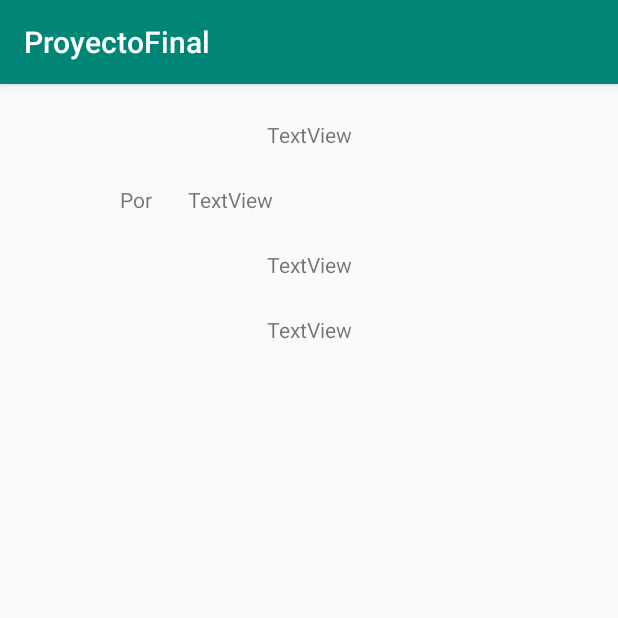
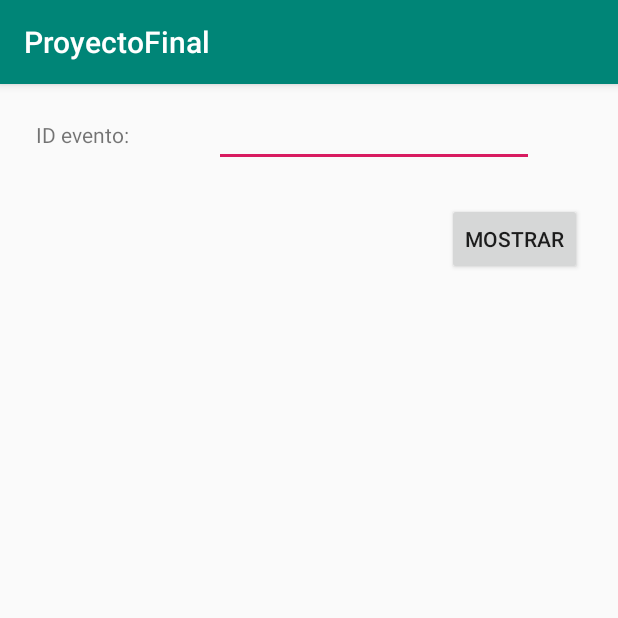
Before and after one commit to jeremiaslagorio/proyecto-dismov, an Android app: the screen it shows after launch (MainActivity), on a phone screen of 412 x 824 dp, the top half of it. Run offline under Robolectric (Android 15) with nearby library versions, the phone set to English and light mode, and no system bars; our stand-ins replace Firebase (no records; nobody signed in at launch, a user with empty details on screens opened directly).

Commit message:
Agregar fragmento para mostrar un evento a voluntad

```diff
--- a/app/src/main/java/com/junrrein/proyectofinal/MainActivity.java
+++ b/app/src/main/java/com/junrrein/proyectofinal/MainActivity.java
@@ -2,6 +2,7 @@ package com.junrrein.proyectofinal;
 
 import androidx.annotation.NonNull;
 import androidx.appcompat.app.AppCompatActivity;
+import androidx.fragment.app.Fragment;
 
 import android.os.Bundle;
 import android.util.Log;
@@ -29,12 +30,10 @@ public class MainActivity extends AppCompatActivity {
         if (savedInstanceState != null)
             return;
 
-        String idEvento = "15";
-        DetalleEventoFragment fragment = DetalleEventoFragment.newInstance(idEvento);
+        Fragment fragment = new ObtenerEventoFragment();
 
         getSupportFragmentManager().beginTransaction()
                 .add(R.id.contenedor_fragment, fragment)
-                .addToBackStack(null)
                 .commit();
     }
 
--- /dev/null
+++ b/app/src/main/java/com/junrrein/proyectofinal/ObtenerEventoFragment.java
@@ -0,0 +1,44 @@
+package com.junrrein.proyectofinal;
+
+import android.os.Bundle;
+import android.view.LayoutInflater;
+import android.view.View;
+import android.view.ViewGroup;
+import android.widget.Button;
+import android.widget.EditText;
+
+import androidx.annotation.NonNull;
+import androidx.annotation.Nullable;
+import androidx.fragment.app.Fragment;
+
+public class ObtenerEventoFragment extends Fragment {
+
+    private EditText editText;
+
+    @Nullable
+    @Override
+    public View onCreateView(@NonNull LayoutInflater inflater,
+                             @Nullable ViewGroup container,
+                             @Nullable Bundle savedInstanceState) {
+        View view = inflater.inflate(R.layout.obtener_evento, container, false);
+
+        editText = view.findViewById(R.id.selectorEventoEditText);
+        Button button = view.findViewById(R.id.buttonMostrar);
+
+        button.setOnClickListener(this::onButtonClick);
+
+        return view;
+    }
+
+    private void onButtonClick(View view) {
+        String idEvento = editText.getText().toString();
+        Fragment detalleFragment = DetalleEventoFragment.newInstance(idEvento);
+
+        if (getActivity() != null) {
+            getActivity().getSupportFragmentManager().beginTransaction()
+                    .replace(R.id.contenedor_fragment, detalleFragment)
+                    .addToBackStack(null)
+                    .commit();
+        }
+    }
+}
--- /dev/null
+++ b/app/src/main/res/layout/obtener_evento.xml
@@ -0,0 +1,40 @@
+<?xml version="1.0" encoding="utf-8"?>
+<androidx.constraintlayout.widget.ConstraintLayout xmlns:android="http://schemas.android.com/apk/res/android"
+    xmlns:app="http://schemas.android.com/apk/res-auto"
+    xmlns:tools="http://schemas.android.com/tools"
+    android:id="@+id/constraintLayout"
+    android:layout_width="match_parent"
+    android:layout_height="match_parent" >
+
+    <TextView
+        android:id="@+id/textView3"
+        android:layout_width="wrap_content"
+        android:layout_height="wrap_content"
+        android:layout_marginStart="24dp"
+        android:layout_marginTop="24dp"
+        android:text="ID evento:"
+        app:layout_constraintStart_toStartOf="parent"
+        app:layout_constraintTop_toTopOf="parent" />
+
+    <EditText
+        android:id="@+id/selectorEventoEditText"
+        android:layout_width="wrap_content"
+        android:layout_height="wrap_content"
+        android:layout_marginStart="24dp"
+        android:layout_marginEnd="24dp"
+        android:ems="10"
+        android:inputType="textPersonName"
+        app:layout_constraintBaseline_toBaselineOf="@+id/textView3"
+        app:layout_constraintEnd_toEndOf="parent"
+        app:layout_constraintStart_toEndOf="@+id/textView3" />
+
+    <Button
+        android:id="@+id/buttonMostrar"
+        android:layout_width="wrap_content"
+        android:layout_height="wrap_content"
+        android:layout_marginTop="24dp"
+        android:layout_marginEnd="24dp"
+        android:text="Mostrar"
+        app:layout_constraintEnd_toEndOf="parent"
+        app:layout_constraintTop_toBottomOf="@+id/selectorEventoEditText" />
+</androidx.constraintlayout.widget.ConstraintLayout>
```
